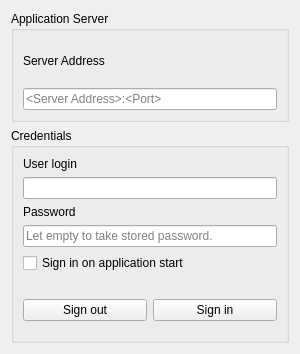
The window that src/app/gui/forms/widgetsettings.ui (botorabi/Meet4Eat-Desktop) describes before a commit, drawn with Qt 5.
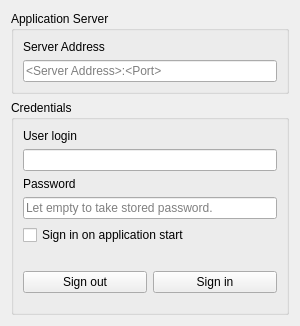
The same window after the commit.

Commit message: Desktop Clients: UI improvement

The edit to the form file:
```diff
--- a/src/app/gui/forms/widgetsettings.ui
+++ b/src/app/gui/forms/widgetsettings.ui
@@ -10,13 +10,13 @@
     <x>0</x>
     <y>0</y>
     <width>300</width>
-    <height>354</height>
+    <height>297</height>
    </rect>
   </property>
   <property name="minimumSize">
    <size>
     <width>300</width>
-    <height>354</height>
+    <height>0</height>
    </size>
   </property>
   <property name="windowTitle">
```
The commit also changes 7 other files.
